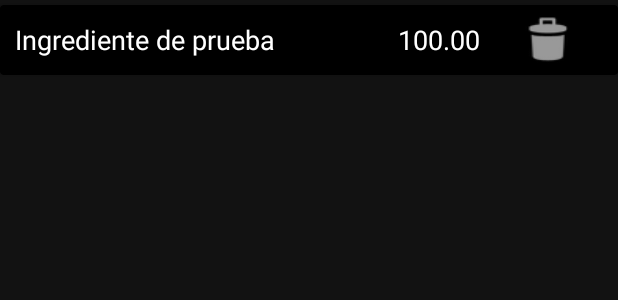
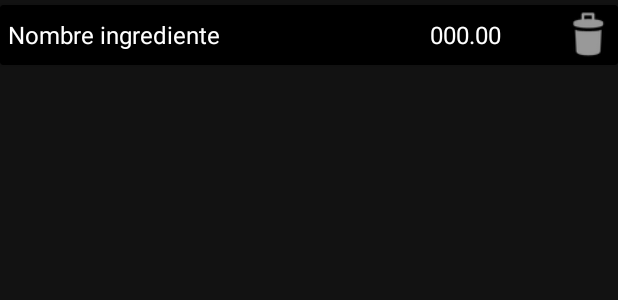
Before and after one commit to AlejandroDS1/Food4One, an Android app: the layout item_ingrediente_list_newrecipie.xml on its own in the app's theme, with its tools: preview values and no code run, on a phone screen of 412 x 824 dp. Shown: the top 300 px of the screen. Run offline under Robolectric (Android 15) with nearby library versions, the phone set to English and light mode, and no system bars.

```diff
--- a/app/src/main/res/layout/item_ingrediente_list_newrecipie.xml
+++ b/app/src/main/res/layout/item_ingrediente_list_newrecipie.xml
@@ -5,8 +5,10 @@
     android:layout_width="match_parent"
     android:layout_height="wrap_content"
     android:id="@+id/cardView_newRecipe"
+    android:backgroundTint="@color/black"
     android:layout_marginVertical="3dp">
 
+    <!--
     <LinearLayout
         android:layout_width="match_parent"
         android:background="@android:color/black"
@@ -60,4 +62,58 @@
         </TextView>
     </LinearLayout>
 
+    -->
+
+    <LinearLayout
+        android:layout_width="match_parent"
+        android:layout_height="wrap_content"
+        android:id="@+id/layout_ingrediente_newRecipe"
+        android:orientation="horizontal">
+
+        <TextView
+            android:id="@+id/ingredienteList_name_newRecipe"
+            android:layout_width="match_parent"
+            android:layout_height="wrap_content"
+
+            android:text="Nombre ingrediente"
+            android:textColor="@color/white"
+            android:textSize="16sp"
+
+            android:gravity="center_vertical"
+
+            android:layout_gravity="center"
+            android:padding="5dp"
+            android:layout_weight="4"
+            >
+
+        </TextView>
+
+        <TextView
+            android:id="@+id/cantidadymagnitud_newRecipe"
+            android:layout_width="match_parent"
+            android:layout_height="wrap_content"
+
+            android:ems="7"
+            android:text="000.00"
+            android:textColor="@color/white"
+            android:textSize="16sp"
+            android:layout_weight="7"
+            android:gravity="center"
+            android:layout_gravity="center"
+            >
+
+        </TextView>
+        <TextView
+            android:id="@+id/trashCan_newRecipe"
+            android:layout_width="40dp"
+            android:layout_height="40dp"
+
+            android:gravity="center"
+            android:layout_gravity="center"
+            android:textSize="18sp"
+            android:background="@android:drawable/ic_menu_delete">
+        </TextView>
+
+    </LinearLayout>
+
 </androidx.cardview.widget.CardView>
--- a/app/src/main/res/values/arrays.xml
+++ b/app/src/main/res/values/arrays.xml
@@ -21,6 +21,7 @@
         <item>Maiz</item>
         <item>Pescado</item>
         <item>Frutos Secos</item>
+        <item>Miel</item>
     </string-array>
 
     <string-array name="MagnitudesLong">
```
Also changed, not shown: app/src/main/java/Food4One/app/View/MainScreen/MainScreenFragments/NewRecipe/NewRecipeFragment.java (+46 -2 lines).
